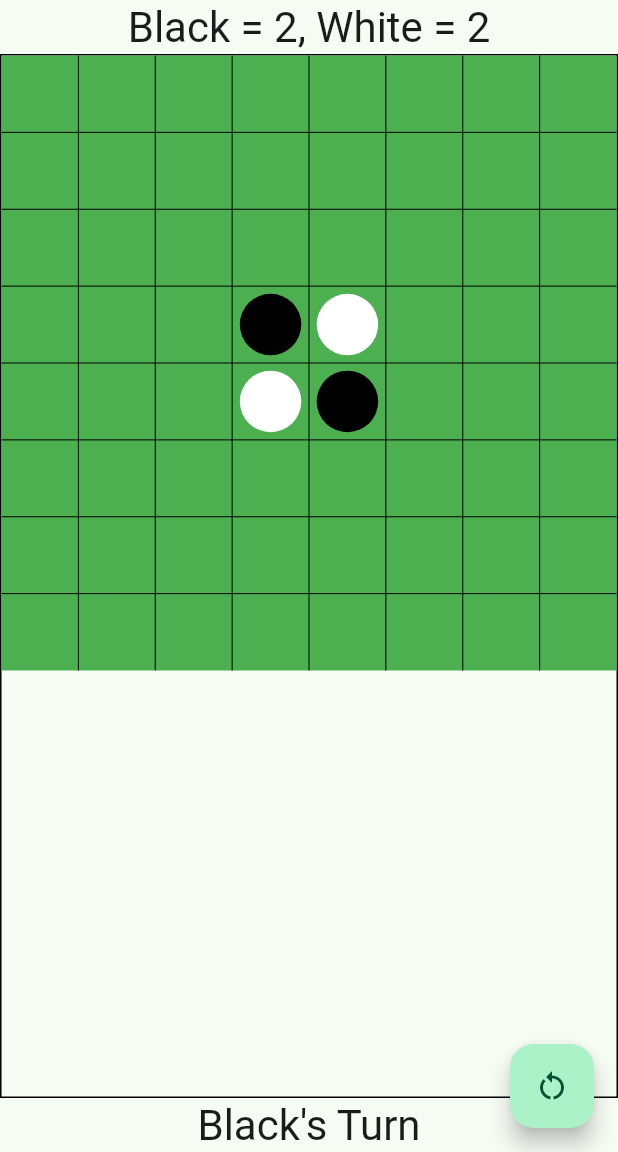
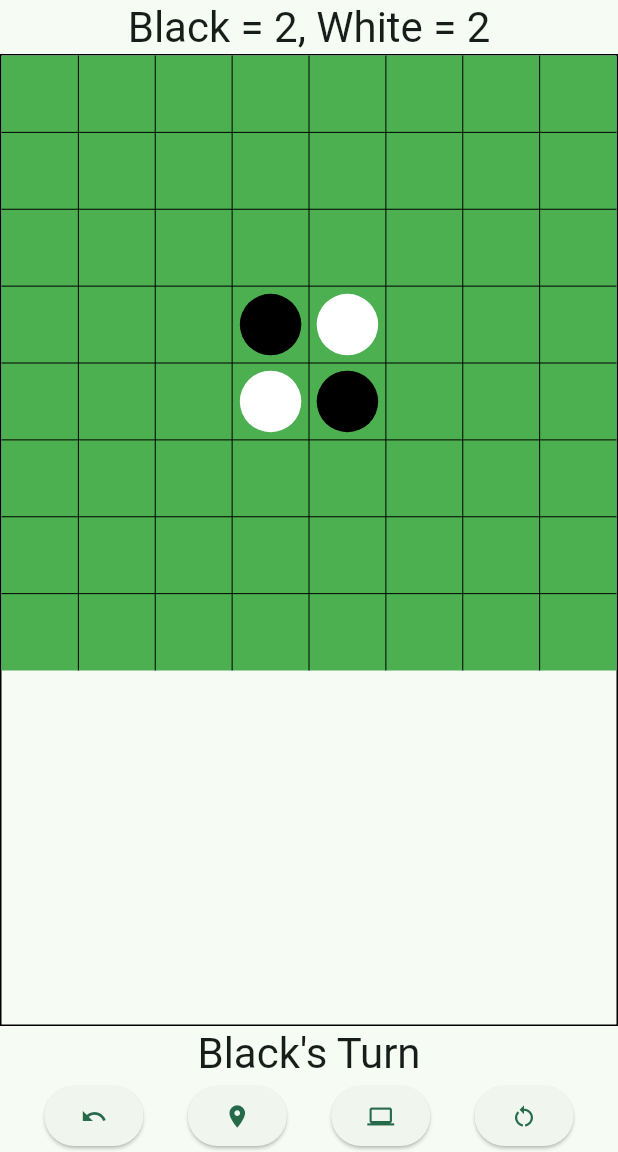
Before and after one commit to DevinDow/Flutter-Othello, a Flutter app: the screen it shows after launch, after a tap on the "restart alt" icon, on a phone screen of 412 x 824 dp, the part 84-1236 px from its top. Run offline on Flutter 3.47's test engine with Material 2 defaults, Android fonts, the phone set to English and light mode, and no system bars.

Commit message:
row of Buttons

```diff
--- a/lib/game.dart
+++ b/lib/game.dart
@@ -30,14 +30,31 @@ class _GameState extends State<Game> {
               Board(situation: situation, updateGame: updateSituation),
               Text(situation.whitesTurn ? "White's turn" : "Black's Turn",
                   style: Theme.of(context).textTheme.headlineMedium),
+              // Buttons
+              Row(
+                mainAxisAlignment: MainAxisAlignment.spaceEvenly,
+                children: [
+                  ElevatedButton(
+                    onPressed: undo,
+                    child: const Icon(Icons.undo),
+                  ),
+                  ElevatedButton(
+                    onPressed: showLegalMoves,
+                    child: const Icon(Icons.location_on),
+                  ),
+                  ElevatedButton(
+                    onPressed: computer,
+                    child: const Icon(Icons.computer),
+                  ),
+                  ElevatedButton(
+                    onPressed: newGame,
+                    child: const Icon(Icons.restart_alt),
+                  ),
+                ],
+              ),
             ],
           ),
         ),
-      ),
-      floatingActionButton: FloatingActionButton(
-        onPressed: newGame,
-        tooltip: 'New Game',
-        child: const Icon(Icons.restart_alt),
       ),
     );
   }
@@ -49,6 +66,18 @@ class _GameState extends State<Game> {
     });
   }
 
+  void undo() {
+    setState(() {
+      situation = Situation();
+    });
+  }
+
+  void showLegalMoves() {
+    setState(() {});
+  }
+
+  void computer() {}
+
   void newGame() {
     setState(() {
       situation = Situation();
```
